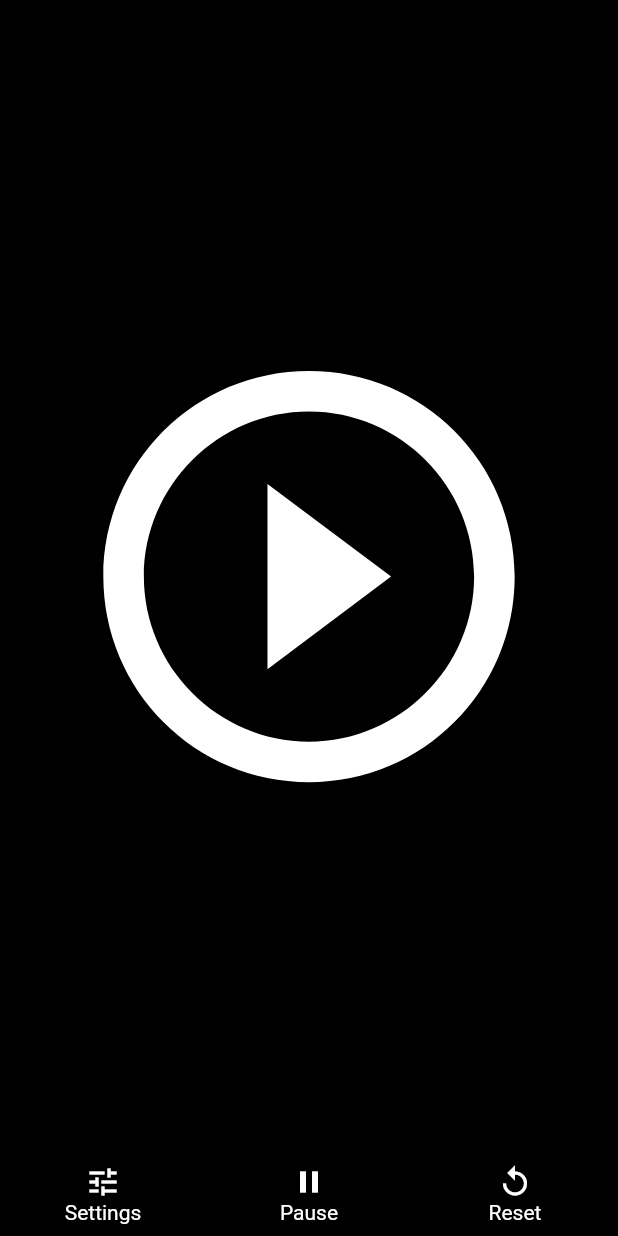
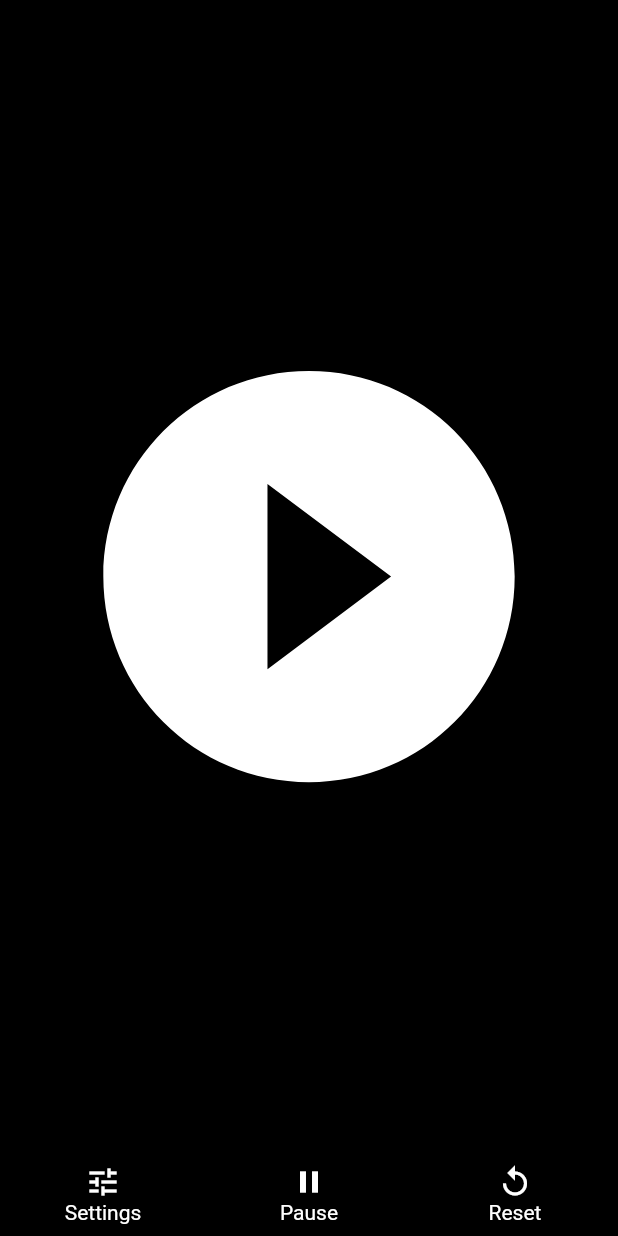
Before and after one commit to trance128/flutter-timer, a Flutter app: the screen it shows after launch, on a phone screen of 412 x 824 dp. Run offline on Flutter 3.47's test engine with Material 2 defaults, Android fonts, the phone set to English and light mode, and no system bars.

Commit message:
Extracted play_button widget, gave it optional size arg

```diff
--- a/lib/screens/timer_screen.dart
+++ b/lib/screens/timer_screen.dart
@@ -2,20 +2,11 @@ import 'package:flutter/material.dart';
 import 'package:provider/provider.dart';
 
 import '../widgets/bottom_bar.dart';
+import '../widgets/play_button.dart';
 import '../providers/presentation_data.dart';
 
 class TimerScreen extends StatelessWidget {
   static const String routeName = '/timer-screen';
-
-  Widget playButton(BuildContext context) {
-    return Icon(
-      Icons.play_circle_outline,
-      color: Colors.white,
-      size: MediaQuery.of(context).orientation == Orientation.portrait
-          ? (MediaQuery.of(context).size.width * 0.8)
-          : (MediaQuery.of(context).size.height * 0.7),
-    );
-  }
 
   Widget PlaceholderText() {
     return Text(
--- /dev/null
+++ b/lib/widgets/play_button.dart
@@ -0,0 +1,14 @@
+import 'package:flutter/material.dart';
+
+/// Returns correctly sized play button.  Expects the BuildContext, and an optional large = true
+Widget playButton(BuildContext context, [bool large = true]) {
+  double getSize() {
+    if (MediaQuery.of(context).orientation == Orientation.portrait) {
+      return large ? MediaQuery.of(context).size.width * 0.8 : MediaQuery.of(context).size.width * 0.2;
+    } else {
+      return large ? MediaQuery.of(context).size.height * 0.7 : MediaQuery.of(context).size.height * 0.5;
+    }
+  }
+
+  return Icon(Icons.play_circle_filled, color: Colors.white, size: getSize());
+}
--- a/pubspec.yaml
+++ b/pubspec.yaml
@@ -19,6 +19,7 @@ environment:
 dependencies:
   flutter:
     sdk: flutter
+  provider: ^4.0.0
 
   # The following adds the Cupertino Icons font to your application.
   # Use with the CupertinoIcons class for iOS style icons.
```
Also changed, not shown: pubspec.lock.
